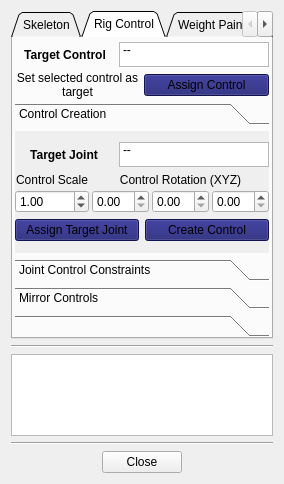
The window that QtInterface/simple_rigging_tool_widget.ui (MaoBoulve/Maya-Simple-Rigging-Tool) describes before a commit, drawn with Qt 5.
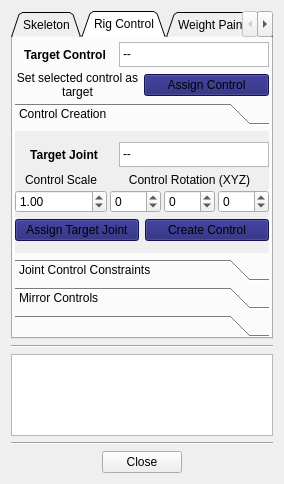
The same window after the commit. The open tabs and pages were chosen to show the change.

Commit message: Widget buttons signals calling functions in python

Diff of the .ui file:
```diff
--- a/QtInterface/simple_rigging_tool_widget.ui
+++ b/QtInterface/simple_rigging_tool_widget.ui
@@ -565,6 +565,9 @@
                <height>25</height>
               </size>
              </property>
+             <property name="flow">
+              <enum>QListView::LeftToRight</enum>
+             </property>
              <item>
               <property name="text">
                <string>--</string>
@@ -613,8 +616,8 @@
              <rect>
               <x>0</x>
               <y>0</y>
-              <width>239</width>
-              <height>117</height>
+              <width>256</width>
+              <height>139</height>
              </rect>
             </property>
             <attribute name="label">
@@ -672,6 +675,9 @@
                      <height>25</height>
                     </size>
                    </property>
+                   <property name="flow">
+                    <enum>QListView::LeftToRight</enum>
+                   </property>
                    <item>
                     <property name="text">
                      <string>--</string>
@@ -740,13 +746,43 @@
                    <item>
                     <layout class="QHBoxLayout" name="horizontalLayout_23">
                      <item>
-                      <widget class="QDoubleSpinBox" name="doubleSpinBox_controlRotX"/>
+                      <widget class="QDoubleSpinBox" name="doubleSpinBox_controlRotX">
+                       <property name="decimals">
+                        <number>0</number>
+                       </property>
+                       <property name="minimum">
+                        <double>-360.000000000000000</double>
+                       </property>
+                       <property name="maximum">
+                        <double>360.000000000000000</double>
+                       </property>
+                      </widget>
                      </item>
                      <item>
-                      <widget class="QDoubleSpinBox" name="doubleSpinBox_controlRotY"/>
+                      <widget class="QDoubleSpinBox" name="doubleSpinBox_controlRotY">
+                       <property name="decimals">
+                        <number>0</number>
+                       </property>
+                       <property name="minimum">
+                        <double>-360.000000000000000</double>
+                       </property>
+                       <property name="maximum">
+                        <double>360.000000000000000</double>
+                       </property>
+                      </widget>
                      </item>
                      <item>
-                      <widget class="QDoubleSpinBox" name="doubleSpinBox_controlRotZ"/>
+                      <widget class="QDoubleSpinBox" name="doubleSpinBox_controlRotZ">
+                       <property name="decimals">
+                        <number>0</number>
+                       </property>
+                       <property name="minimum">
+                        <double>-360.000000000000000</double>
+                       </property>
+                       <property name="maximum">
+                        <double>360.000000000000000</double>
+                       </property>
+                      </widget>
                      </item>
                     </layout>
                    </item>
```
Left out of the diff: 62 changed lines with no effect on the pictures. The commit also changes 4 other files.
